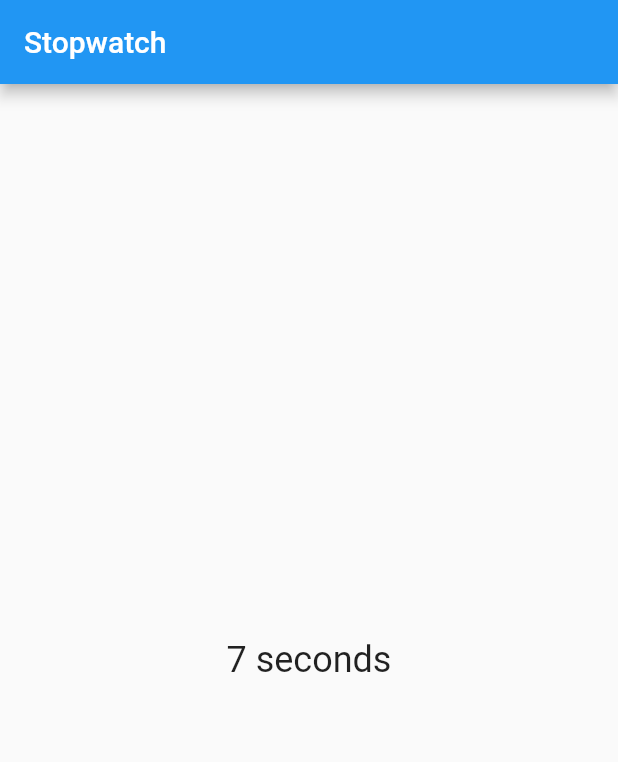
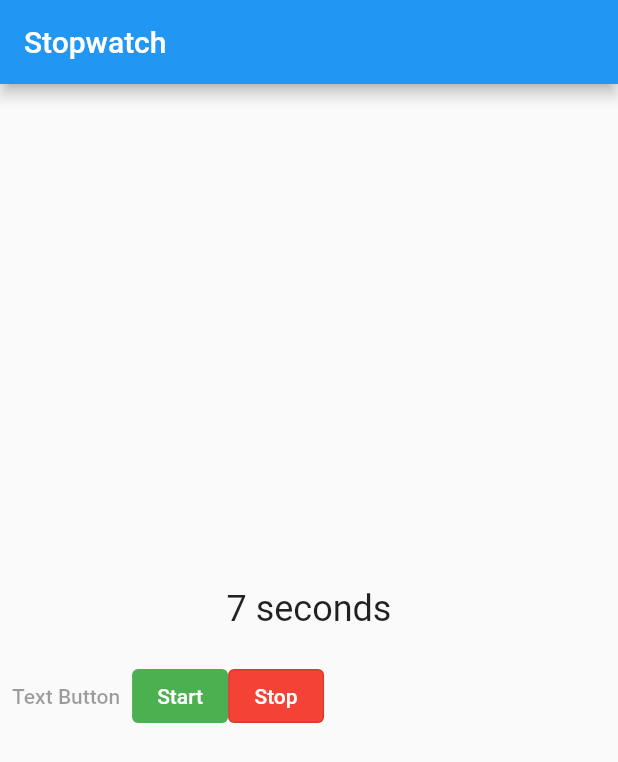
Before and after one commit to jessaleks/flutter_practice, a Flutter app: the screen it shows after launch, on a phone screen of 412 x 824 dp. Shown: the top 762 px of the screen. Run offline on Flutter 3.47's test engine with Material 2 defaults, Android fonts, the phone set to English and light mode, and no system bars.

Commit message:
adding buttons

```diff
--- a/lib/stopwatch.dart
+++ b/lib/stopwatch.dart
@@ -37,15 +37,43 @@ class StopWatchState extends State<StopWatch> {
   @override
   Widget build(BuildContext context) {
     return Scaffold(
-      appBar: AppBar(
-        title: const Text('Stopwatch'),
-      ),
-      body: Center(
-        child: Text(
-          '$seconds ${_secondsText()}',
-          style: Theme.of(context).textTheme.headline5,
+        appBar: AppBar(
+          title: const Text('Stopwatch'),
         ),
-      ),
-    );
+        body: Column(
+          mainAxisAlignment: MainAxisAlignment.center,
+          children: <Widget>[
+            Text('$seconds ${_secondsText()}',
+                style: Theme.of(context).textTheme.headline5),
+            const SizedBox(height: 20.0),
+            Row(
+              children: [
+                const TextButton(
+                  child: Text(
+                    "Text Button",
+                  ),
+                  onPressed: null,
+                ),
+                ElevatedButton(
+                    style: ButtonStyle(
+                        backgroundColor:
+                            MaterialStateProperty.all<Color>(Colors.green),
+                        foregroundColor:
+                            MaterialStateProperty.all<Color>(Colors.white)),
+                    onPressed: null,
+                    child: const Text("Start")),
+                OutlinedButton(
+                  onPressed: null,
+                  child: const Text("Stop"),
+                  style: ButtonStyle(
+                      backgroundColor:
+                          MaterialStateProperty.all<Color>(Colors.red),
+                      foregroundColor:
+                          MaterialStateProperty.all<Color>(Colors.white)),
+                ),
+              ],
+            )
+          ],
+        ));
   }
 }
```
